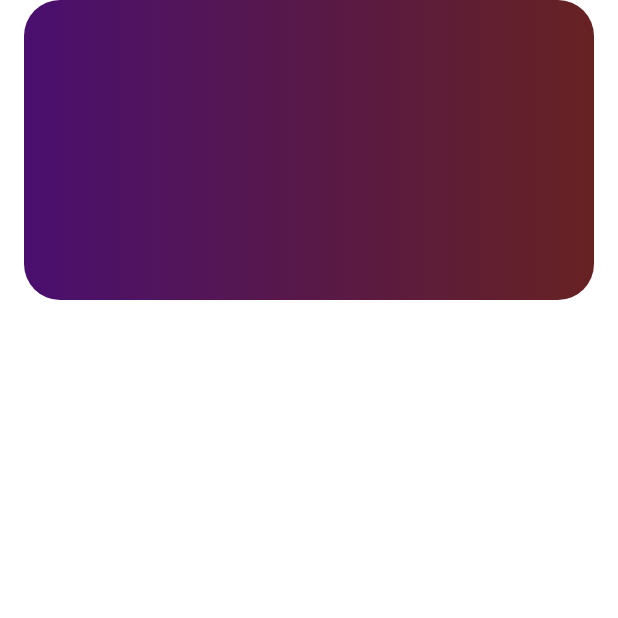
After one commit to githussein/media-player-mp3quran, an Android app built with Jetpack Compose: the composable ComponentGradientBox shown on its own in the app's theme, on a phone screen of 412 x 824 dp, the top half of it. The commit adds this screen. Run offline under Robolectric (Android 15) with nearby library versions, the phone set to English and light mode, and no system bars.

Commit message:
qua-25 extract reusable gradient box component

```diff
--- /dev/null
+++ b/app/src/main/java/com/example/quranoffline/ui/components/ComponentGradientBox.kt
@@ -0,0 +1,42 @@
+package com.example.quranoffline.ui.components
+
+import androidx.compose.foundation.background
+import androidx.compose.foundation.layout.Box
+import androidx.compose.foundation.layout.BoxScope
+import androidx.compose.foundation.layout.fillMaxWidth
+import androidx.compose.foundation.layout.height
+import androidx.compose.foundation.layout.padding
+import androidx.compose.foundation.shape.RoundedCornerShape
+import androidx.compose.runtime.Composable
+import androidx.compose.ui.Alignment
+import androidx.compose.ui.Modifier
+import androidx.compose.ui.draw.clip
+import androidx.compose.ui.graphics.Brush
+import androidx.compose.ui.graphics.Color
+import androidx.compose.ui.unit.Dp
+import androidx.compose.ui.unit.dp
+
+@Composable
+fun ComponentGradientBox(
+    modifier: Modifier = Modifier,
+    colors: List<Color> = listOf(
+        Color(0xFF4A0F6F),
+        Color(0xFF662222)
+    ),
+    height: Dp = 200.dp,
+    content: @Composable BoxScope.() -> Unit
+) {
+    Box(
+        modifier = modifier
+            .padding(start = 16.dp, end = 16.dp, bottom = 16.dp)
+            .clip(RoundedCornerShape(12))
+            .fillMaxWidth()
+            .height(height)
+            .background(
+                brush = Brush.horizontalGradient(colors = colors)
+            ),
+        contentAlignment = Alignment.Center
+    ) {
+        content()
+    }
+}
```
Also changed, not shown: app/src/main/java/com/example/quranoffline/ui/TranscriptScreen/ChapterScriptScreen.kt (+2 -22 lines), app/src/main/java/com/example/quranoffline/ui/components/ComponentScriptPoster.kt (+1 -24 lines).
